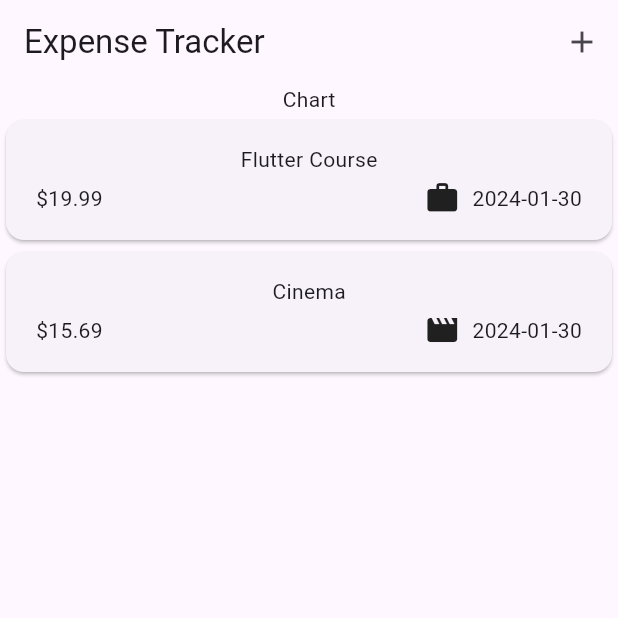
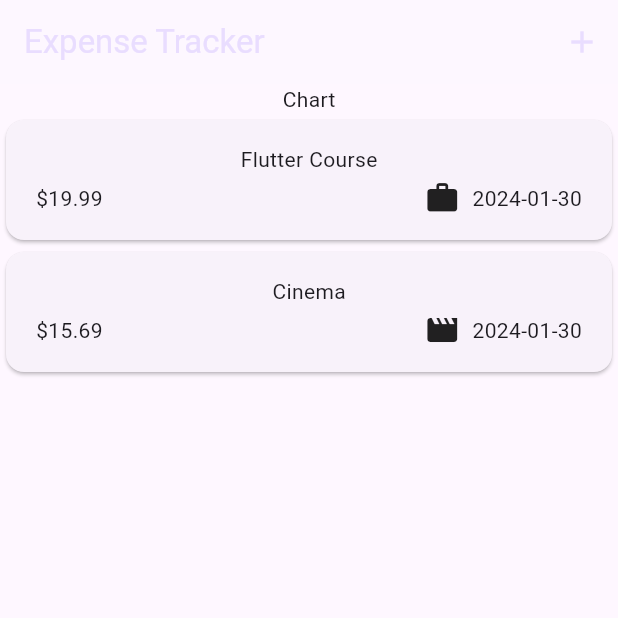
Before and after one commit to jsmile/expense_tracker, a Flutter app: the screen it shows after launch, on a phone screen of 412 x 824 dp, the top half of it. Run offline on Flutter 3.47's test engine with Material 3 defaults, Android fonts, the phone set to English and light mode, and no system bars; missing offline and left inert: ansicolor; statements that could not run were skipped.

Commit message:
ColorTheme - invalid constant value kColorScheme error

```diff
--- a/lib/src/app.dart
+++ b/lib/src/app.dart
@@ -1,17 +1,28 @@
 import 'package:flutter/material.dart';
 
 import 'expenses/expenses.dart';
+
+var kColorScheme = ColorScheme.fromSeed(
+  seedColor: const Color.fromARGB(255, 96, 59, 181),
+);
 
 class App extends StatelessWidget {
   const App({super.key});
 
   @override
   Widget build(BuildContext context) {
-    return const MaterialApp(
+    return MaterialApp(
       title: 'Expense Tracker',
       debugShowCheckedModeBanner: false,
-      // theme: ThemeData(useMaterial3: true),  // 최신 버전에서는 기본값이 true
-      home: Expenses(),
+      theme: ThemeData(useMaterial3: true).copyWith(
+        // useMaterial3: true,  deprecated
+        colorScheme: kColorScheme,
+        appBarTheme: const AppBarTheme(
+          backgroundColor: kColorScheme.onPrimaryContainer,
+          foregroundColor: kColorScheme.primaryContainer,
+        ),
+      ), // 최신 버전에서는 기본값이 true
+      home: const Expenses(),
     );
   }
 }
--- a/lib/src/expenses/expenses.dart
+++ b/lib/src/expenses/expenses.dart
@@ -51,7 +51,7 @@ class _ExpensesState extends State<Expenses> {
       _registeredExpenses.remove(expense);
     });
 
-    ScaffoldMessenger.of(context).clearSnackBars(); // 기존 SnackBar 제거로 지연 표시 방지
+    ScaffoldMessenger.of(context).clearSnackBars(); //기존 SnackBar 제거로 연속작업 지연 방지
     ScaffoldMessenger.of(context).showSnackBar(
       SnackBar(
         duration: const Duration(seconds: 2),
```
